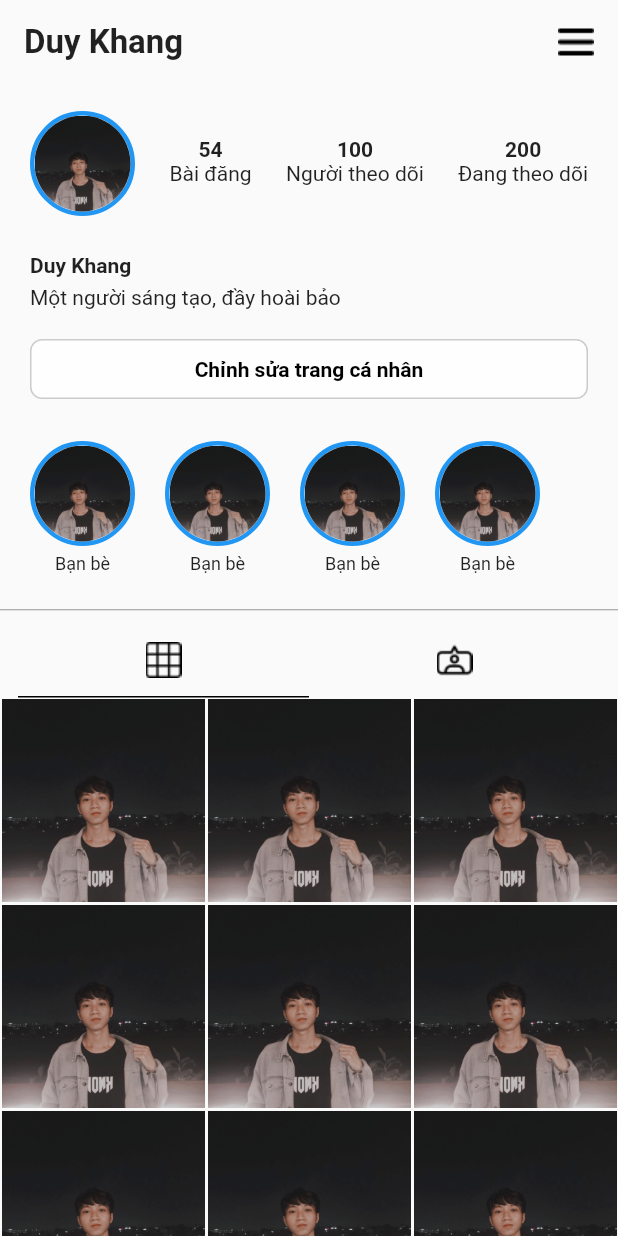
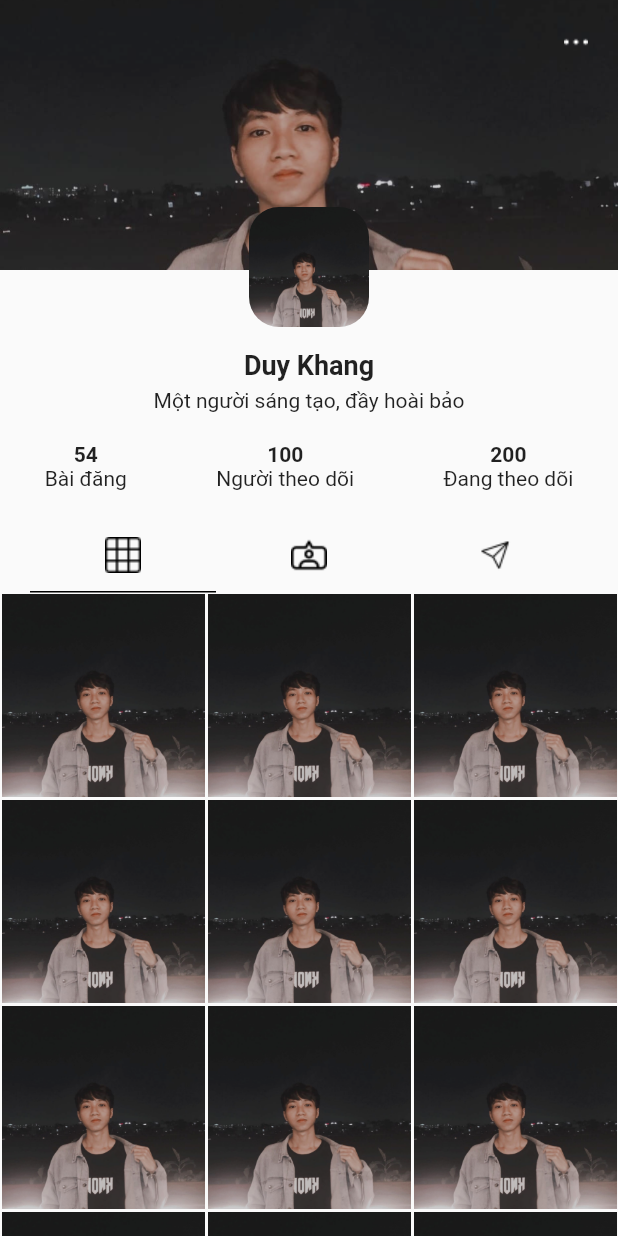
Before and after one commit to DuyKhangIT/SeShare-App, a Flutter app: the ProfileScreen screen opened by its route, on a phone screen of 412 x 824 dp. Run offline on Flutter 3.47's test engine with Material 2 defaults, Android fonts, the phone set to English and light mode, and no system bars; our stand-ins replace awesome_snackbar_content, dotted_border, firebase_auth, firebase_core, get, get_storage and 4 more; accounts and stored records are empty; Roboto replaces fonts that are missing (Nunito Sans).

Commit message:
changed ui

```diff
--- a/lib/assets/icons_assets.dart
+++ b/lib/assets/icons_assets.dart
@@ -21,6 +21,8 @@ class IconsAssets {
   static const String icGridView = 'assets/icons/ic_gridview.png';
   static const String icProfilePerson = 'assets/icons/ic_profile_person.png';
   static const String icMenuSetting = 'assets/icons/ic_menu.png';
+  static const String icLogo = 'assets/icons/ic_logo.png';
+  static const String icChatActive = 'assets/icons/ic_chat_active.png';
 
 
 }
--- /dev/null
+++ b/lib/page/main/chat_sreen/chat_list/chat_list_binding.dart
@@ -0,0 +1,12 @@
+import 'package:get/get.dart';
+import 'package:get/get_core/src/get_main.dart';
+import 'package:get/get_instance/src/bindings_interface.dart';
+
+import 'chat_list_controller.dart';
+
+class ChatListBinding extends Bindings {
+  @override
+  void dependencies() {
+    Get.lazyPut(() => ChatListController());
+  }
+}
--- a/lib/page/main/home_screen/home_controller.dart
+++ b/lib/page/main/home_screen/home_controller.dart
@@ -7,7 +7,7 @@ import 'package:instagram_app/page/main/home_screen/story_page/story_page_contro
 import '../../../models/story_data.dart';
 
 class HomeController extends GetxController {
-
+  bool isLike = false;
   final List<Story> stories = [
     Story(
       url:
--- a/lib/page/main/notification_screen/notification_view.dart
+++ b/lib/page/main/notification_screen/notification_view.dart
@@ -22,6 +22,12 @@ class _NotificationScreenState extends State<NotificationScreen> {
     return GetBuilder<NotificationController>(
         builder: (controller) => Scaffold(
           appBar: AppBar(
+            leading: IconButton(
+              icon: Icon(Icons.arrow_back,color: Theme.of(context).brightness == Brightness.dark
+                  ? Colors.white
+                  : Colors.black,),
+              onPressed: () => Navigator.of(context).pop(),
+            ),
             centerTitle: true,
             title: Text(
               'Thông báo',
--- a/lib/page/main/profile_screen/profile_screen_view.dart
+++ b/lib/page/main/profile_screen/profile_screen_view.dart
@@ -3,10 +3,6 @@ import 'package:get/get.dart';
 import 'package:instagram_app/assets/assets.dart';
 import 'package:instagram_app/page/main/profile_screen/profile_controller.dart';
 import 'package:instagram_app/widget/avatar_circle.dart';
-
-import '../../../config/theme_service.dart';
-import '../../navigation_bar/navigation_bar_view.dart';
-import '../../onboarding/login/login_view.dart';
 
 class ProfileScreen extends StatefulWidget {
   const ProfileScreen({Key? key}) : super(key: key);
@@ -22,7 +18,7 @@ class _ProfileScreenState extends State<ProfileScreen>
   @override
   void initState() {
     super.initState();
-    _tabController = TabController(length: 2, vsync: this);
+    _tabController = TabController(length: 3, vsync: this);
   }
 
   @override
@@ -35,41 +31,68 @@ class _ProfileScreenState extends State<ProfileScreen>
   Widget build(BuildContext context) {
     ProfileController profileController = Get.put(ProfileController());
     return GetBuilder<ProfileController>(
-        builder: (controller) => Scaffold(
-              appBar: AppBar(
-                automaticallyImplyLeading: false,
-                title: Text(
-                  'Duy Khang',
-                  style: Theme.of(context).textTheme.headline6?.copyWith(
-                      color: Theme.of(context).textTheme.headline6?.color,
-                      fontSize: 22,
-                      fontWeight: FontWeight.bold),
+        builder: (controller) => SafeArea(
+              child: Scaffold(
+                body: Stack(
+                  children: [
+                    /// ảnh bìa
+                    Container(
+                      width: MediaQuery.of(context).size.width,
+                      height: 180,
+                      decoration: const BoxDecoration(
+                        color: Colors.pink,
                       ),
-                actions: [
-                  /// menu
+                      child: Image.asset(ImageAssets.imgTet, fit: BoxFit.cover),
+                    ),
+                    Padding(
+                      padding: const EdgeInsets.only(top: 130),
+                      child: Column(
+                        children: [
                           GestureDetector(
                             onTap: () {},
-                    child: ColorFiltered(
-                      colorFilter: ColorFilter.mode(
-                        Theme.of(context).brightness == Brightness.dark
-                            ? Colors.white
-                            : Colors.black,
-                        BlendMode.srcIn,
+                            child: Container(
+                                width: 80,
+                                height: 80,
+                                margin:
+                                    const EdgeInsets.only(top: 8, bottom: 5),
+                                decoration: const BoxDecoration(
+                                  color: Colors.transparent,
                                 ),
-                      child: Image.asset(IconsAssets.icMenuSetting),
+                                child: ClipRRect(
+                                  borderRadius: BorderRadius.circular(20),
+                                  child: Image.asset(
+                                    ImageAssets.imgTet,
+                                    fit: BoxFit.cover,
                                   ),
-                  )
+                                )),
+                          ),
+                          Container(
+                            width: MediaQuery.of(context).size.width,
+                            margin: const EdgeInsets.only(bottom: 20, top: 10),
+                            child: Column(
+                              mainAxisAlignment: MainAxisAlignment.start,
+                              crossAxisAlignment: CrossAxisAlignment.center,
+                              children: const [
+                                Text("Duy Khang",
+                                    style: TextStyle(
+                                        fontWeight: FontWeight.bold,
+                                        fontSize: 18,
+                                        fontFamily: 'Nunito Sans')),
+                                SizedBox(
+                                  height: 5,
+                                ),
+                                Text("Một người sáng tạo, đầy hoài bảo",
+                                    maxLines: 2,
+                                    style: TextStyle(
+                                        fontWeight: FontWeight.w400,
+                                        fontSize: 14,
+                                        fontFamily: 'Nunito Sans')),
                               ],
-                elevation: 0,
                             ),
-              body: Column(
+                          ),
+                          Row(
+                            mainAxisAlignment: MainAxisAlignment.spaceAround,
                             children: [
-                  Padding(
-                    padding: const EdgeInsets.fromLTRB(20, 10, 20, 0),
-                    child: Row(
-                      mainAxisAlignment: MainAxisAlignment.spaceBetween,
-                      children: [
-                        AvatarCircle(image: ImageAssets.imgTet),
                               Column(
                                 children: const [
                                   Text("54",
@@ -117,61 +140,28 @@ class _ProfileScreenState extends State<ProfileScreen>
                                           fontSize: 14,
                                           fontFamily: 'Nunito Sans')),
                                 ],
-                        )
+                              ),
+                            ],
+                          ),
+                          const SizedBox(
+                            height: 20,
+                          ),
+                          Expanded(child: tabProfile())
                         ],
                       ),
                     ),
-                  Container(
-                    width: MediaQuery.of(context).size.width,
-                    padding: EdgeInsets.fromLTRB(20, 20, 60, 0),
-                    child: Column(
-                      mainAxisAlignment: MainAxisAlignment.start,
-                      crossAxisAlignment: CrossAxisAlignment.start,
-                      children: const [
-                        Text("Duy Khang",
-                            style: TextStyle(
-                                fontWeight: FontWeight.bold,
-                                fontSize: 14,
-                                fontFamily: 'Nunito Sans')),
-                        SizedBox(
-                          height: 5,
+                    /// menu setting
+                    Padding(
+                      padding: const EdgeInsets.only(top: 20,right: 20),
+                      child: Align(
+                          alignment: Alignment.topRight,
+                          child: Image.asset(
+                            IconsAssets.icDot,
+                            color: Colors.white,
+                          )),
                     ),
-                        Text("Một người sáng tạo, đầy hoài bảo",
-                            maxLines: 2,
-                            style: TextStyle(
-                                fontWeight: FontWeight.w400,
-                                fontSize: 14,
-                                fontFamily: 'Nunito Sans')),
                   ],
                 ),
-                  ),
-
-                  /// button edit profile
-                  Container(
-                    width: MediaQuery.of(context).size.width,
-                    height: 40,
-                    alignment: Alignment.center,
-                    margin: const EdgeInsets.symmetric(
-                        vertical: 20, horizontal: 20),
-                    decoration: BoxDecoration(
-                        color: Colors.white.withOpacity(0.8),
-                        borderRadius: BorderRadius.circular(8),
-                        border:
-                            Border.all(color: Colors.black.withOpacity(0.2))),
-                    child: const Text("Chỉnh sửa trang cá nhân",
-                        style: TextStyle(
-                            color: Colors.black,
-                            fontWeight: FontWeight.bold,
-                            fontSize: 14,
-                            fontFamily: 'Nunito Sans')),
-                  ),
-                  SizedBox(height: 120, child: listViewStory()),
-                  Divider(
-                    color: Colors.black.withOpacity(0.4),
-                    height: 1,
-                  ),
-                  Expanded(child: tabProfile())
-                ],
               ),
             ));
   }
@@ -194,12 +184,13 @@ class _ProfileScreenState extends State<ProfileScreen>
   Widget contentListViewStory() {
     return Container(
       width: 70,
+      height: 70,
       margin: const EdgeInsets.only(right: 20),
       child: Column(
         mainAxisAlignment: MainAxisAlignment.start,
         crossAxisAlignment: CrossAxisAlignment.center,
         children: [
-          AvatarCircle(
+          AvatarStory(
               onTap: () {
                 //Get.to(() => const StoryPage());
               },
@@ -224,13 +215,12 @@ class _ProfileScreenState extends State<ProfileScreen>
         Container(
           width: MediaQuery.of(context).size.width,
           alignment: Alignment.center,
-          margin: const EdgeInsets.only(top: 10),
           child: DefaultTabController(
-              length: 2,
+              length: 3,
               child: TabBar(
                 controller: _tabController,
                 isScrollable: true,
-                labelPadding: const EdgeInsets.symmetric(horizontal: (85)),
+                labelPadding: const EdgeInsets.symmetric(horizontal: (50)),
                 labelColor: Colors.green,
                 unselectedLabelColor: Colors.black,
                 labelStyle: const TextStyle(
@@ -266,6 +256,15 @@ class _ProfileScreenState extends State<ProfileScreen>
                             BlendMode.srcIn,
                           ),
                           child: Image.asset(IconsAssets.icProfilePerson))),
+                  Tab(
+                      child: ColorFiltered(
+                          colorFilter: ColorFilter.mode(
+                            Theme.of(context).brightness == Brightness.dark
+                                ? Colors.white
+                                : Colors.black,
+                            BlendMode.srcIn,
+                          ),
+                          child: Image.asset(IconsAssets.icShare))),
                 ],
               )),
         ),
@@ -278,6 +277,8 @@ class _ProfileScreenState extends State<ProfileScreen>
 
               /// tag person
               Tab2(tabController: profileController),
+
+              Tab3(tabController: profileController),
             ],
           ),
         ),
@@ -353,3 +354,37 @@ class _Tab2 extends State<Tab2> with AutomaticKeepAliveClientMixin<Tab2> {
     );
   }
 }
+
+class Tab3 extends StatefulWidget {
+  final ProfileController tabController;
+  const Tab3({Key? key, required this.tabController}) : super(key: key);
+
+  @override
+  _Tab3 createState() => _Tab3();
+}
+
+class _Tab3 extends State<Tab3> with AutomaticKeepAliveClientMixin<Tab3> {
+  @override
+  bool get wantKeepAlive => true;
+
+  @override
+  Widget build(BuildContext context) {
+    super.build(context);
+    return Scaffold(
+        body: GridView.builder(
+            gridDelegate: const SliverGridDelegateWithFixedCrossAxisCount(
+                crossAxisCount: 3),
+            itemCount: 5,
+            itemBuilder: (context, index) => contentGridView()));
+  }
+
+  /// content gridview
+  Widget contentGridView() {
+    return Padding(
+      padding: const EdgeInsets.all(1),
+      child: ClipRect(
+        child: Image.asset(ImageAssets.imgTest, fit: BoxFit.cover),
+      ),
+    );
+  }
+}
--- a/lib/page/main/search_screen/search_screen_view.dart
+++ b/lib/page/main/search_screen/search_screen_view.dart
@@ -27,9 +27,8 @@ class SearchScreen extends StatelessWidget {
                   ),
                   elevation: 0,
                 ),
-                body: SizedBox(
-                  width: MediaQuery.of(context).size.width,
-                  height: MediaQuery.of(context).size.height,
+                body: Padding(
+                  padding: EdgeInsets.only(bottom: 75),
                   child: Column(
                     children: [
                       _searchBox(searchController, context),
--- a/lib/routes/app_routes.dart
+++ b/lib/routes/app_routes.dart
@@ -1,9 +1,11 @@
 import 'package:get/get_navigation/src/routes/get_route.dart';
+import 'package:instagram_app/page/main/chat_sreen/chat_list/chat_list_view.dart';
 import 'package:instagram_app/page/main/home_screen/story_page/story_page_binding.dart';
 import 'package:instagram_app/page/main/home_screen/story_page/story_page_view.dart';
 import 'package:instagram_app/page/main/post_screen/post_binding.dart';
 import 'package:instagram_app/page/main/post_screen/post_view.dart';
 
+import '../page/main/chat_sreen/chat_list/chat_list_binding.dart';
 import '../page/main/home_screen/home_view.dart';
 import '../page/main/home_screen/home_binding.dart';
 import '../page/main/notification_screen/notification_binding.dart';
@@ -70,6 +72,7 @@ class AppRoutes {
   static const String searchScreen = "/seShare_search_screen";
   static const String postScreen = "/seShare_post_screen";
   static const String storyScreen = "/seShare_story_screen";
+  static const String chatListScreen = "/seShare_chat_list_screen";
 
   static const String appNavigationScreen = '/seShare_navigation_screen';
 
@@ -163,5 +166,11 @@ class AppRoutes {
       page: () => StoryPage(),
       binding: StoryBinding(),
     ),
+    /// chat list
+    GetPage(
+      name: chatListScreen,
+      page: () => ChatListScreen(),
+      binding: ChatListBinding(),
+    ),
   ];
 }
--- a/lib/widget/avatar_circle.dart
+++ b/lib/widget/avatar_circle.dart
@@ -1,28 +1,24 @@
 import 'package:flutter/cupertino.dart';
 import 'package:flutter/material.dart';
 
-class AvatarCircle extends StatelessWidget {
+class AvatarStory extends StatelessWidget {
   final onTap;
   final String image;
-  AvatarCircle({Key? key, this.onTap, required this.image}) : super(key: key);
+  AvatarStory({Key? key, this.onTap, required this.image}) : super(key: key);
 
   @override
   Widget build(BuildContext context) {
     return  GestureDetector(
       onTap: onTap,
-      child: Container(
-          width: 70,
-          height: 70,
+      child:  Container(
+          width: 65,
+          height: 65,
           margin: const EdgeInsets.only(top: 8, bottom: 5),
-          decoration: BoxDecoration(
+          decoration: const BoxDecoration(
             color: Colors.transparent,
-            shape: BoxShape.circle,
-            border: Border.all(
-              color: Colors.blue,
-              width: 3.0,
-            ),
           ),
-          child: ClipOval(
+          child: ClipRRect(
+            borderRadius: BorderRadius.circular(20),
             child: Image.asset(
               image,
               fit: BoxFit.cover,
```
Also changed, not shown: lib/page/main/chat_sreen/chat_list/chat_list_controller.dart (added, +14 -0 lines), lib/page/main/chat_sreen/chat_list/chat_list_view.dart (added, +26 -0 lines), lib/page/main/home_screen/home_view.dart (+77 -35 lines), lib/page/navigation_bar/navigation_bar_view.dart (+14 -26 lines), assets/icons/ic_chat.png, assets/icons/ic_chat_active.png (added), assets/icons/ic_logo.png (added). Lines whose indentation alone changed are shown as unchanged.
